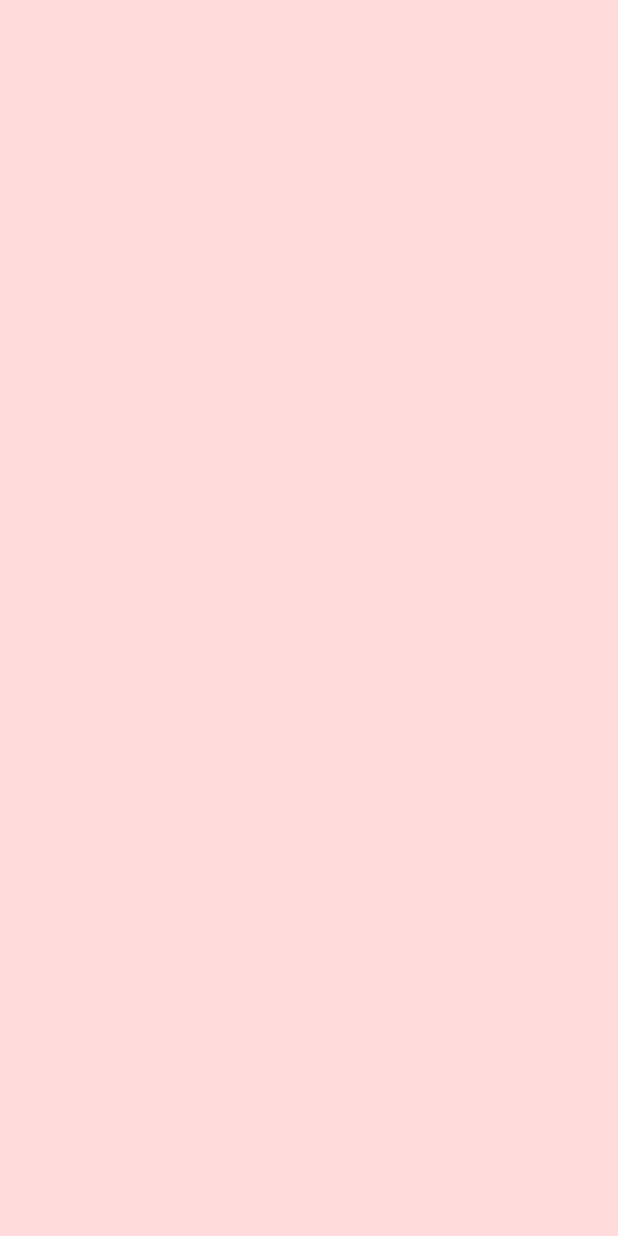
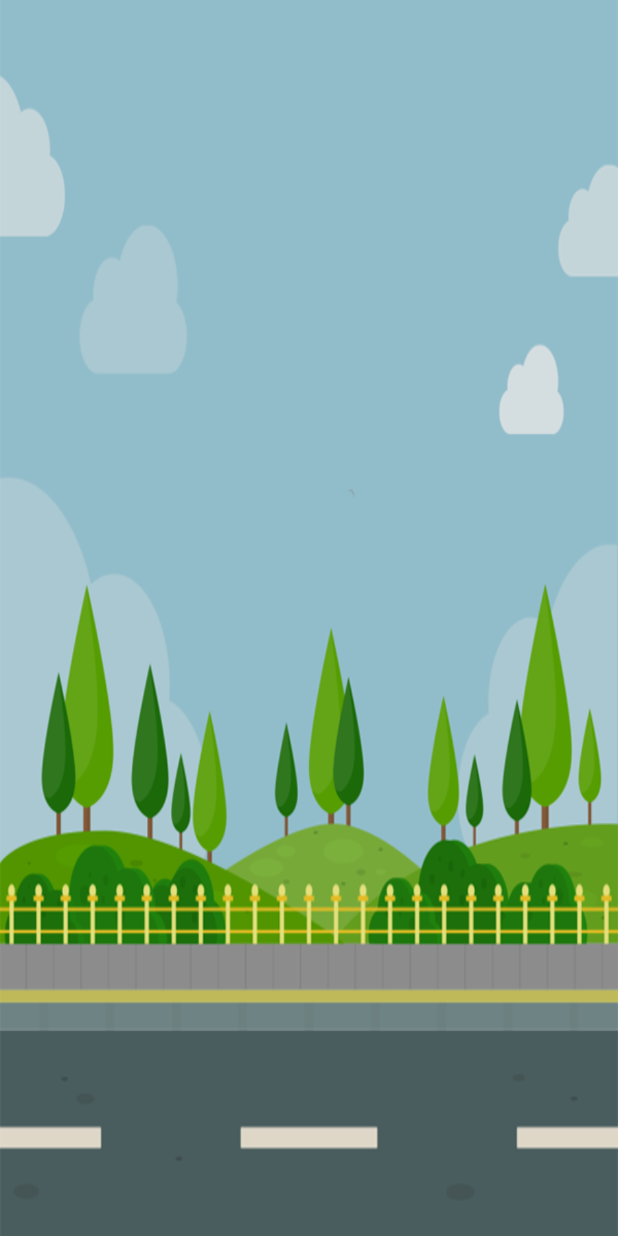
Before and after one commit to jirapornpraneet/AppHappyHealthy, an Android app: the DisplayUser screen opened directly, with no data from a screen before it, on a phone screen of 412 x 824 dp. Before the commit the screen is empty. Run offline under Robolectric (Android 15) with nearby library versions, the phone set to English and light mode, and no system bars.

Commit message:
DesignUserAll

```diff
--- a/app/src/main/java/com/example/nut/happyhealthy/MainActivity.java
+++ b/app/src/main/java/com/example/nut/happyhealthy/MainActivity.java
@@ -102,7 +102,7 @@ public class MainActivity extends TabActivity {
         if (objCursor.getCount() <= 0) {
 
             Log.d("cal1", "objCursor = null");
-            Intent objIntent = new Intent(MainActivity.this, User.class);
+            Intent objIntent = new Intent(MainActivity.this, DataUser.class);
             startActivity(objIntent);
 
         } else {
--- a/app/src/main/res/layout/activity_display_user.xml
+++ b/app/src/main/res/layout/activity_display_user.xml
@@ -3,7 +3,7 @@
     android:layout_width="match_parent"
     android:layout_height="match_parent"
     tools:context="com.example.nut.happyhealthy.DisplayUser"
-    android:background="#ffdbdb">
+    android:background="@drawable/wal5">
 
 
     <LinearLayout
```
Also changed, not shown: app/src/main/res/drawable/bguserall.png, app/src/main/res/drawable/userbasic.png, app/src/main/res/drawable/userdia.png, app/src/main/res/drawable/userkid.png, app/src/main/res/drawable/userpre.png.
